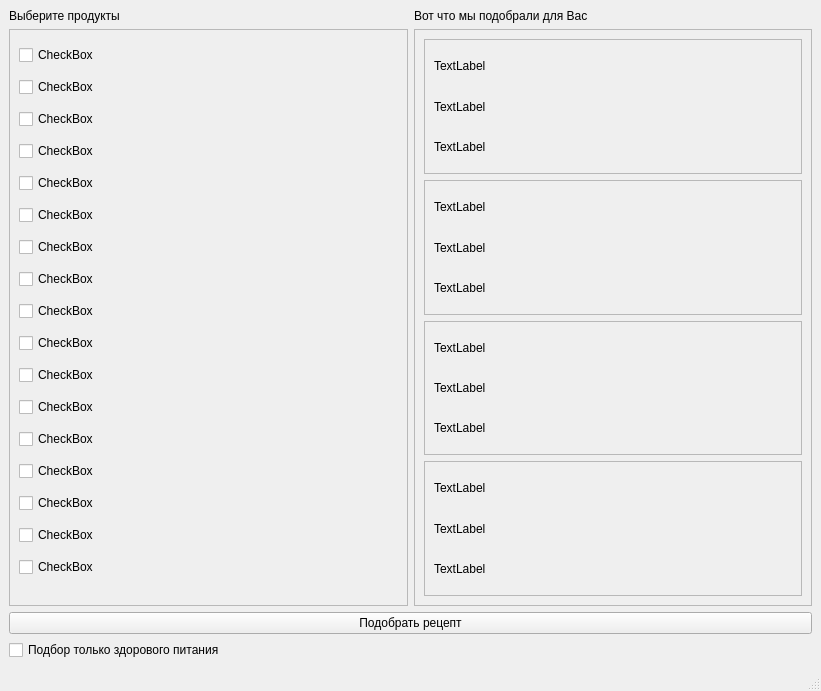
Above: mainwindow.ui from Aazmund/Be_Chef before the change. Below: the same form after it.
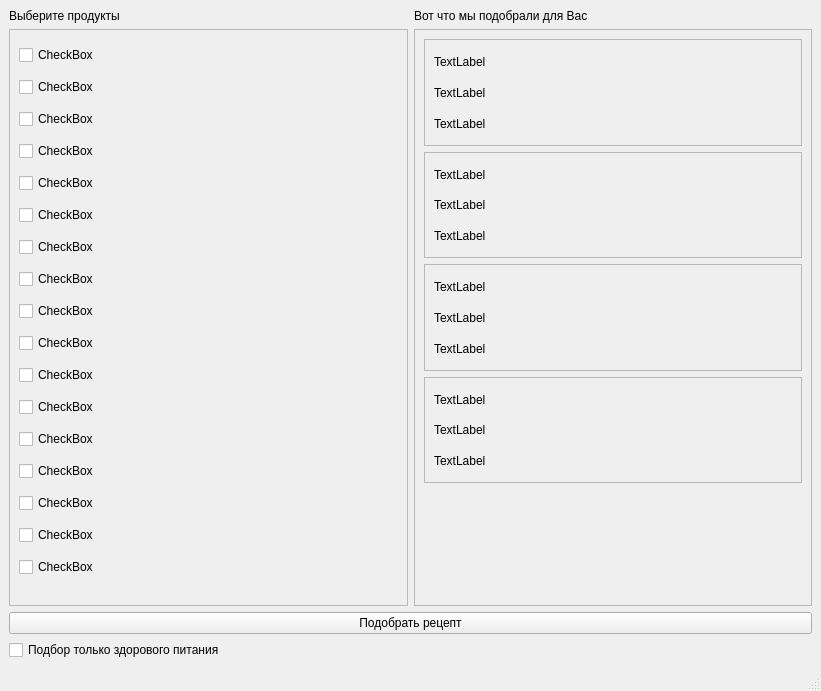
That is the form after the change.

```diff
--- a/mainwindow.ui
+++ b/mainwindow.ui
@@ -186,8 +186,8 @@
           <rect>
            <x>0</x>
            <y>0</y>
-           <width>395</width>
-           <height>553</height>
+           <width>390</width>
+           <height>521</height>
           </rect>
          </property>
          <layout class="QVBoxLayout" name="verticalLayout_4">
@@ -323,6 +323,9 @@
             </layout>
            </widget>
           </item>
+          <item>
+           <widget class="QWidget" name="widget" native="true"/>
+          </item>
          </layout>
         </widget>
        </widget>
```
Left out of the diff: 6 changed lines with no effect on the pictures.
